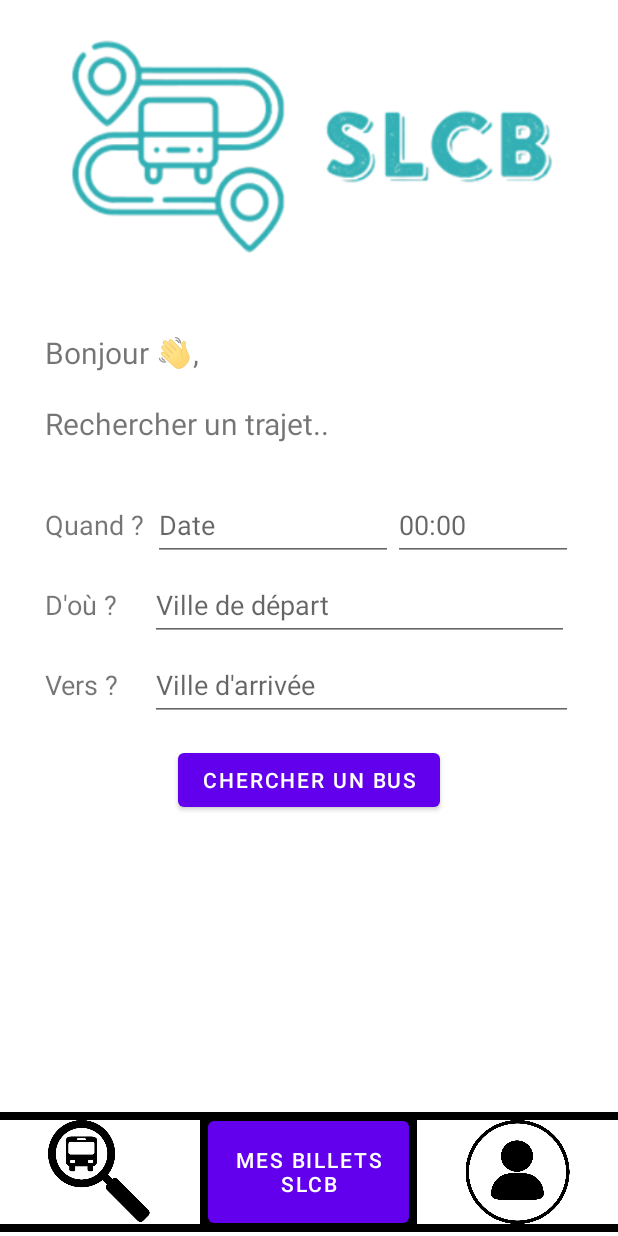
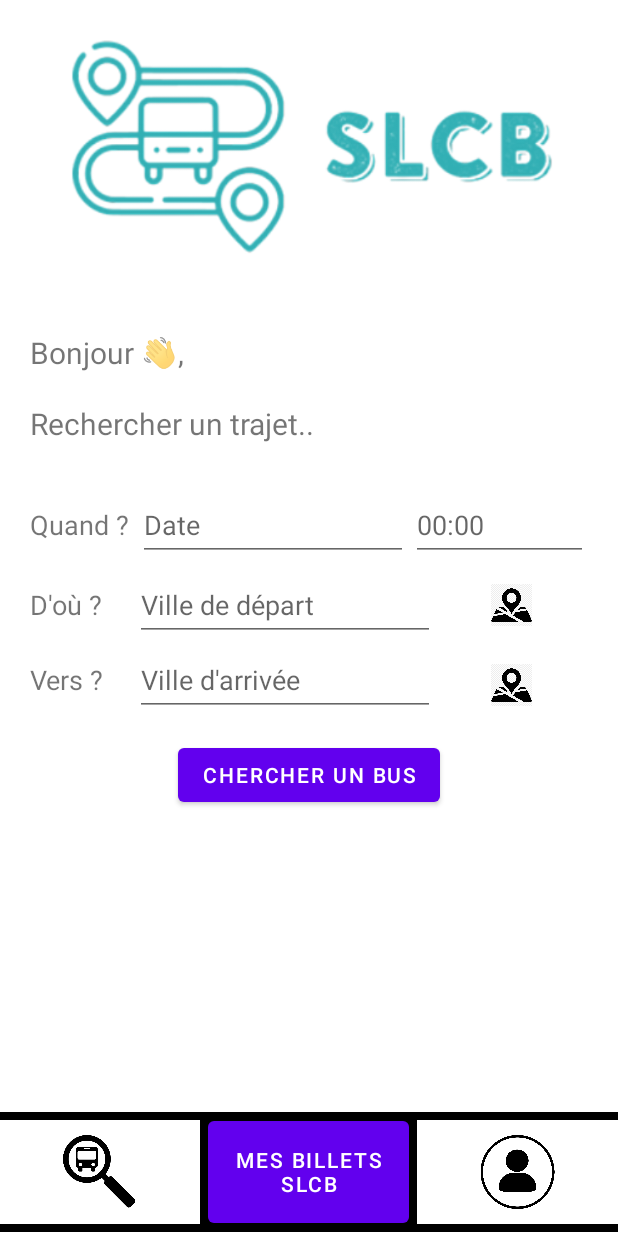
Before and after one commit to Ludovic-972/SLCB, an Android app: the screen it shows after launch (MainActivity), on a phone screen of 412 x 824 dp. Run offline under Robolectric (Android 15) with nearby library versions, the light colour scheme and no system bars; 2 statements that could not run were skipped.

Commit message:
Ajout des bontons de localisation (non fonctionnels)

```diff
--- a/app/src/main/AndroidManifest.xml
+++ b/app/src/main/AndroidManifest.xml
@@ -30,7 +30,8 @@
         </activity>
         <activity
             android:name=".TripActivity"
-            android:exported="false" />
+            android:exported="false"
+            android:parentActivityName="com.tchoutchou.MainActivity"/>
     </application>
 
 </manifest>
--- a/app/src/main/java/com/tchoutchou/MainActivity.java
+++ b/app/src/main/java/com/tchoutchou/MainActivity.java
@@ -1,5 +1,4 @@
 package com.tchoutchou;
-
 
 
 import android.content.Context;
@@ -12,7 +11,6 @@ import android.widget.Toast;
 import androidx.appcompat.app.AppCompatActivity;
 import androidx.fragment.app.Fragment;
 import androidx.fragment.app.FragmentManager;
-import androidx.fragment.app.FragmentTransaction;
 
 import com.tchoutchou.fragments.Home;
 import com.tchoutchou.util.FragmentReplacement;
@@ -20,20 +18,22 @@ import com.tchoutchou.util.FragmentReplacement;
 public class MainActivity extends AppCompatActivity {
 
     private static Context context;
-
-    Handler handler;
+    private static boolean appIsOpen = false;
+    private Handler handler;
     private boolean doubleBackToExitPressedOnce = false;
 
     @Override
     protected void onCreate(Bundle savedInstanceState) {
         super.onCreate(savedInstanceState);
+
         View loadingScreen = getLayoutInflater().inflate(R.layout.loading_screen, null);
         View main = getLayoutInflater().inflate(R.layout.activity_main, null);
 
+        getSupportActionBar().hide();
             setContentView(loadingScreen);
             context = getApplicationContext();
             handler = new Handler();
-
+        if (!appIsOpen) {
             Runnable change = () -> setContentView(main);
 
             Runnable loading = () -> {
@@ -46,7 +46,11 @@ public class MainActivity extends AppCompatActivity {
 
             };
 
-        new Thread( loading ).start();
+            new Thread(loading).start();
+            appIsOpen = true;
+        }else{
+            setContentView(main);
+        }
     }
 
     public static Context getAppContext() { return context; }
--- a/app/src/main/java/com/tchoutchou/fragments/Menu.java
+++ b/app/src/main/java/com/tchoutchou/fragments/Menu.java
@@ -1,20 +1,25 @@
 package com.tchoutchou.fragments;
 
+import android.annotation.SuppressLint;
 import android.content.Context;
 import android.content.SharedPreferences;
+import android.content.res.ColorStateList;
+import android.graphics.Color;
+import android.graphics.PorterDuff;
 import android.os.Bundle;
 import android.view.LayoutInflater;
+import android.view.MotionEvent;
 import android.view.View;
 import android.view.ViewGroup;
 import android.widget.Button;
+import android.widget.ImageButton;
 import android.widget.ImageView;
 
 import androidx.fragment.app.Fragment;
 import androidx.fragment.app.FragmentManager;
-import androidx.fragment.app.FragmentTransaction;
 
 import com.tchoutchou.R;
-import com.tchoutchou.fragments.user.UserConnection;
+import com.tchoutchou.fragments.user.*;
 import com.tchoutchou.util.FragmentReplacement;
 
 
@@ -29,6 +34,7 @@ public class Menu extends Fragment {
 
 
     FragmentManager fragmentManager;
+    @SuppressLint("ClickableViewAccessibility")
     @Override
     public View onCreateView(LayoutInflater inflater, ViewGroup container,
                              Bundle savedInstanceState) {
@@ -37,36 +43,23 @@ public class Menu extends Fragment {
         SharedPreferences preferences = this.getActivity().getSharedPreferences("userinfos", Context.MODE_PRIVATE);
         fragmentManager = requireActivity().getSupportFragmentManager();
 
-        ImageView toHomePage = root.findViewById(R.id.homePageButton);
+        ImageButton toHomePage = root.findViewById(R.id.homePageButton);
         Button toTickets = root.findViewById(R.id.ticketsPageButton);
-        ImageView toAccount = root.findViewById(R.id.accountPageButton);
+        ImageButton toAccount = root.findViewById(R.id.accountPageButton);
 
 
-        toHomePage.setOnClickListener(view -> {
-            FragmentReplacement.Replace(fragmentManager,new Home());
-        });
+        toHomePage.setOnClickListener(view -> FragmentReplacement.Replace(fragmentManager,new Home()));
 
-        toTickets.setOnClickListener(view -> {
-            FragmentReplacement.Replace(fragmentManager,new UserTickets());
-        });
+        toTickets.setOnClickListener(view -> FragmentReplacement.Replace(fragmentManager,new UserTickets()));
 
         toAccount.setOnClickListener(view -> {
-            if(preferences.getString("Surname","") == "")
+            if(preferences.getString("Surname", "").equals(""))
                 FragmentReplacement.Replace(fragmentManager,new UserConnection());
-           /* else
-                goTo(new UserAccount());*/
+            else
+                FragmentReplacement.Replace(fragmentManager,new UserAccount());
         });
 
         return root;
     }
 
-    public void goTo(Fragment fragment){
-        FragmentManager fragmentManager = requireActivity().getSupportFragmentManager();
-        Fragment currentFragment = fragmentManager.findFragmentById(R.id.main);
-        if(!fragment.getClass().toString().equals(currentFragment.getTag())) {
-            FragmentTransaction fragmentTransaction = fragmentManager.beginTransaction();
-            fragmentTransaction.replace(R.id.main, fragment);
-            fragmentTransaction.commit();
-        }
-    }
 }
--- a/app/src/main/res/layout/fragment_home.xml
+++ b/app/src/main/res/layout/fragment_home.xml
@@ -23,7 +23,7 @@ tools:context=".fragments.Home">
     android:text="Bonjour"
     android:layout_below="@id/logo"
     android:textSize="20sp"
-    android:layout_marginHorizontal="30dp"
+    android:layout_marginStart="20dp"
     />
 
 <TextView
@@ -33,7 +33,7 @@ tools:context=".fragments.Home">
     android:text="Rechercher un trajet.."
     android:layout_below="@id/greetings"
     android:textSize="20sp"
-    android:layout_marginHorizontal="30dp"
+    android:layout_marginStart="20dp"
     android:layout_marginTop="20dp"
     android:layout_marginBottom="10dp"/>
 
@@ -43,13 +43,13 @@ tools:context=".fragments.Home">
         android:layout_height="wrap_content"
         android:layout_below="@id/researchText"
         android:layout_alignBaseline="@id/tripDay"
-        android:layout_marginStart="30dp"
+        android:layout_marginStart="20dp"
         android:text="Quand ?"
         android:textSize="18sp" />
 
     <EditText
         android:id="@+id/tripDay"
-        android:layout_width="160dp"
+        android:layout_width="180dp"
         android:layout_height="wrap_content"
         android:layout_below="@id/researchText"
         android:layout_marginHorizontal="30dp"
@@ -63,12 +63,13 @@ tools:context=".fragments.Home">
 
     <EditText
         android:id="@+id/departureHour"
-        android:layout_width="48dp"
+        android:layout_width="80dp"
         android:layout_height="wrap_content"
         android:layout_alignBaseline="@id/tripDay"
         android:layout_alignParentEnd="true"
+        android:layout_marginStart="2dp"
         android:layout_marginTop="10dp"
-        android:layout_marginEnd="30dp"
+        android:layout_marginEnd="20dp"
         android:layout_toEndOf="@id/tripDay"
         android:focusableInTouchMode="false"
         android:hint="00:00"
@@ -81,21 +82,34 @@ tools:context=".fragments.Home">
         android:layout_height="wrap_content"
         android:layout_below="@id/tripDay"
         android:layout_alignBaseline="@id/departureTown"
-        android:layout_marginStart="30dp"
+        android:layout_marginStart="20dp"
         android:text="D'où ?"
         android:textSize="18sp" />
 
     <AutoCompleteTextView
         android:id="@+id/departureTown"
-        android:layout_width="279dp"
+        android:layout_width="200dp"
         android:layout_height="wrap_content"
         android:layout_below="@id/tripDay"
         android:layout_marginTop="5dp"
-        android:layout_marginEnd="30dp"
         android:layout_toEndOf="@id/from"
         android:hint="Ville de départ"
         android:inputType="textCapWords"
         android:minHeight="48dp" />
+
+    <ImageButton
+        android:id="@+id/departureTownLocalisation"
+        android:layout_width="53dp"
+        android:layout_height="48dp"
+        android:layout_below="@id/departureHour"
+        android:layout_alignParentEnd="true"
+        android:layout_marginTop="5dp"
+        android:layout_marginEnd="20dp"
+        android:layout_toEndOf="@id/departureTown"
+        android:background="@color/white"
+        android:padding="10dp"
+        android:scaleType="fitCenter"
+        android:src="@drawable/map_icon" />
 
     <TextView
         android:id="@+id/to"
@@ -103,22 +117,36 @@ tools:context=".fragments.Home">
         android:layout_height="wrap_content"
         android:layout_below="@id/departureTown"
         android:layout_alignBaseline="@id/arrivalTown"
-        android:layout_marginStart="30dp"
+        android:layout_marginStart="20dp"
         android:text="Vers ?"
         android:textSize="18sp" />
 
     <AutoCompleteTextView
         android:id="@+id/arrivalTown"
-        android:layout_width="312dp"
+        android:layout_width="200dp"
         android:layout_height="wrap_content"
         android:layout_below="@id/departureTown"
         android:layout_marginHorizontal="30dp"
-        android:layout_marginTop="5dp"
-        android:layout_marginEnd="30dp"
+        android:layout_marginStart="0dp"
+        android:layout_marginTop="2dp"
         android:layout_toEndOf="@+id/to"
         android:hint="Ville d'arrivée"
         android:inputType="textCapWords"
         android:minHeight="48dp" />
+
+    <ImageButton
+        android:id="@+id/arrivalTownLocalisation"
+        android:layout_width="53dp"
+        android:layout_height="48dp"
+        android:layout_below="@id/departureTownLocalisation"
+        android:layout_alignParentEnd="true"
+        android:layout_marginTop="5dp"
+        android:layout_marginEnd="20dp"
+        android:layout_toEndOf="@id/arrivalTown"
+        android:background="@color/white"
+        android:padding="10dp"
+        android:scaleType="fitCenter"
+        android:src="@drawable/map_icon" />
 
     <Button
     android:id="@+id/toRides"
--- a/app/src/main/res/layout/fragment_menu.xml
+++ b/app/src/main/res/layout/fragment_menu.xml
@@ -9,15 +9,16 @@
     android:weightSum="3">
 
 
-    <ImageView
+    <ImageButton
         android:id="@+id/homePageButton"
         android:layout_width="0dp"
         android:layout_height="match_parent"
         android:layout_weight="1"
-        android:clickable="true"
         android:layout_marginVertical="5dp"
         android:background="@color/white"
         android:src="@drawable/research"
+        android:padding="10dp"
+        android:scaleType="fitCenter"
          />
 
     <Button
@@ -28,14 +29,15 @@
         android:text="Mes Billets\nSLCB"
         android:layout_marginHorizontal="5dp"/>
 
-    <ImageView
+    <ImageButton
         android:id="@+id/accountPageButton"
         android:layout_width="0dp"
         android:layout_height="match_parent"
         android:layout_weight="1"
-        android:clickable="true"
         android:layout_marginVertical="5dp"
         android:background="@color/white"
         android:src="@drawable/account"
+        android:padding="10dp"
+        android:scaleType="fitCenter"
          />
 </LinearLayout>
--- a/app/src/main/res/layout/loading_screen.xml
+++ b/app/src/main/res/layout/loading_screen.xml
@@ -2,7 +2,7 @@
 <RelativeLayout xmlns:android="http://schemas.android.com/apk/res/android"
     android:layout_width="match_parent"
     android:layout_height="match_parent"
-    android:background="#FFC90E">
+    android:background="@color/ic_launcher_background">
 
     <ImageView
         android:layout_width="200dp"
--- a/app/src/main/res/values/themes.xml
+++ b/app/src/main/res/values/themes.xml
@@ -1,6 +1,6 @@
 <resources xmlns:tools="http://schemas.android.com/tools">
     <!-- Base application theme. -->
-    <style name="Theme.SLCB" parent="Theme.MaterialComponents.DayNight.NoActionBar">
+    <style name="Theme.SLCB" parent="Theme.MaterialComponents.DayNight">
         <!-- Primary brand color. -->
         <item name="colorPrimary">@color/purple_500</item>
         <item name="colorPrimaryVariant">@color/purple_700</item>
```
Also changed, not shown: app/src/main/java/com/tchoutchou/TripActivity.java (+18 -12 lines), app/src/main/res/layout/trip_action_bar.xml (added, +11 -0 lines), app/src/main/res/drawable/map_icon.png (added). Lines whose indentation alone changed are shown as unchanged.
